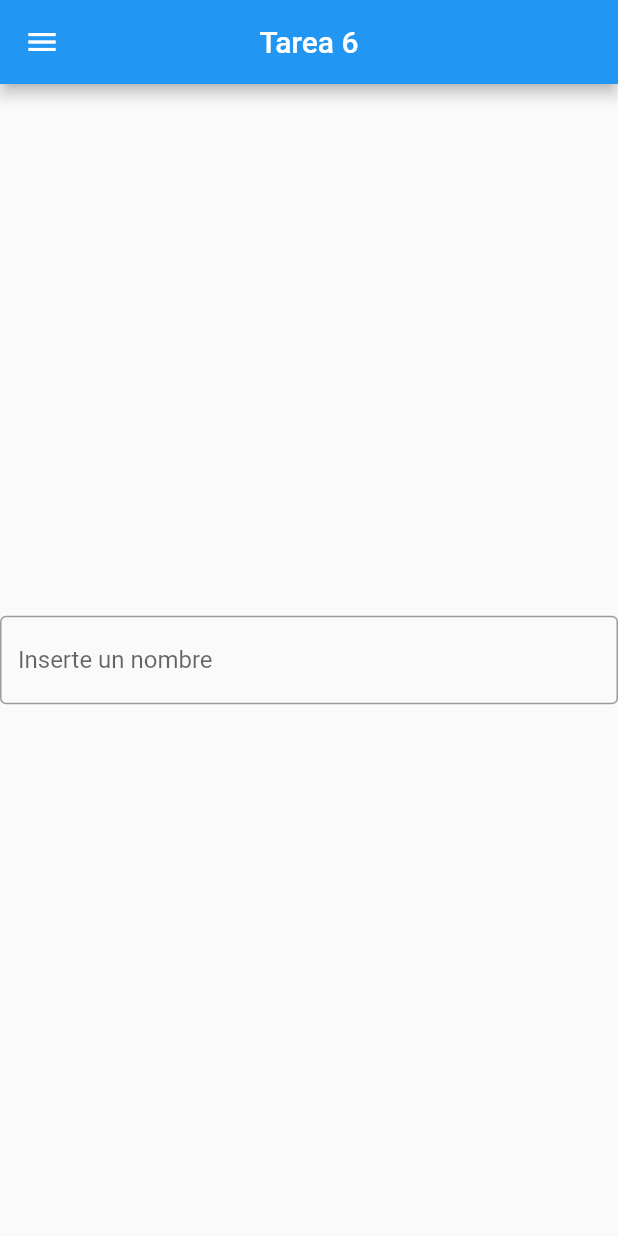
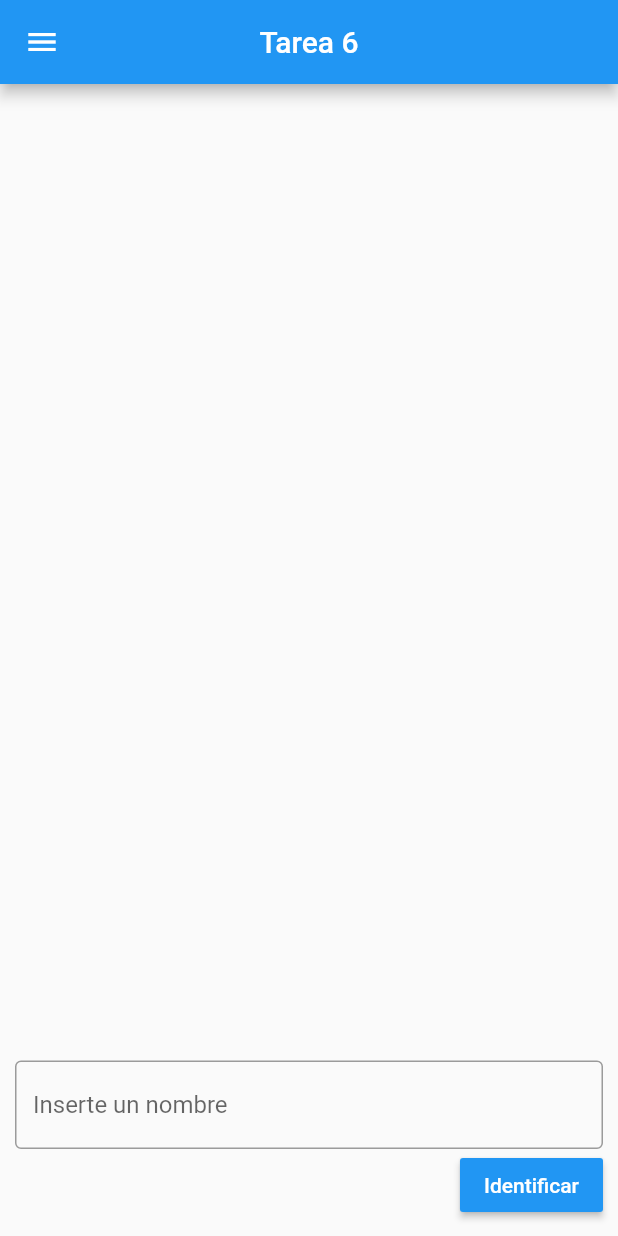
Before and after one commit to Alexander-PE/tarea6, a Flutter app: the screen it shows after launch, on a phone screen of 412 x 824 dp. Run offline on Flutter 3.47's test engine with Material 2 defaults, Android fonts, the light colour scheme and no system bars.

Commit message:
Update Genero v2

```diff
--- a/lib/pages/Genero.dart
+++ b/lib/pages/Genero.dart
@@ -1,5 +1,7 @@
 // ignore: file_names
 import 'package:flutter/material.dart';
+import 'dart:convert';
+import 'package:http/http.dart' as http;
 
 class Genero extends StatefulWidget {
   const Genero({super.key});
@@ -9,14 +11,59 @@ class Genero extends StatefulWidget {
 }
 
 class _GeneroState extends State<Genero> {
+
+  final _textController = TextEditingController();
+
+  List persona = [];
+
+  String name = "";
+  static const man = TextStyle(color: Colors.blue);
+  static const woman = TextStyle(color: Colors.pink);
+
+
+  Future<void> _fetchData(String nombre) async {
+    String apiUrl = 'https://api.genderize.io/?name=$nombre';
+
+    final response = await http.get(Uri.parse(apiUrl));
+    final data = json.decode(response.body);
+
+    setState(() {
+      persona = data;
+    });
+  }
+
+
   @override
   Widget build(BuildContext context) {
-    return Column(
-      mainAxisAlignment: MainAxisAlignment.center,
-      children: const [
-        TextField(
-          decoration: InputDecoration(hintText: 'Inserte un nombre' ,border: OutlineInputBorder()),)
-      ],
+    return Padding(
+      padding: const EdgeInsets.all(10.0),
+      child: Column(
+        crossAxisAlignment: CrossAxisAlignment.end,
+        mainAxisAlignment: MainAxisAlignment.center,
+        children: [
+
+          Expanded(child: Container(
+            child: Center(
+              child: Text(name, style: const TextStyle(fontSize: 50),)
+            ),
+          )),
+
+          TextField(
+            controller: _textController,
+            decoration: const InputDecoration(hintText: 'Inserte un nombre' ,border: OutlineInputBorder())
+          ),
+          MaterialButton(
+            onPressed: () {
+              setState(() {
+                name = _textController.text;
+                _fetchData(name);
+              });
+            },
+            color: Colors.blue,
+            child: const Text("Identificar", style: TextStyle(color: Colors.white),),
+          )
+        ],
+      ),
     );
   }
 }
```
